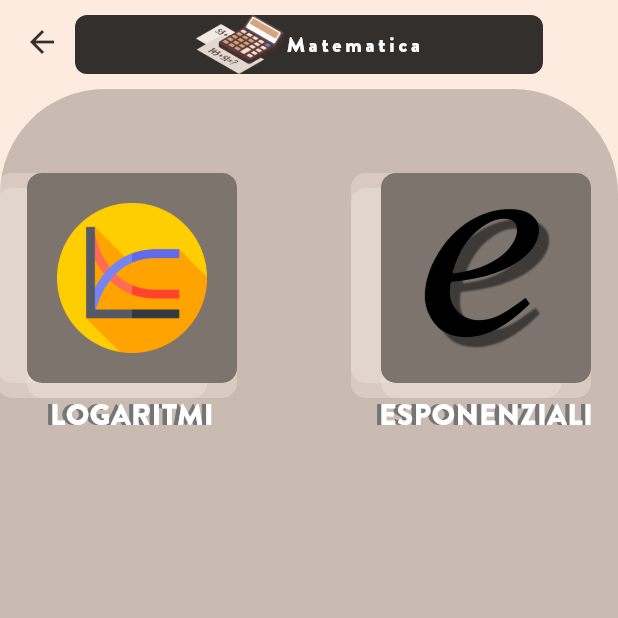
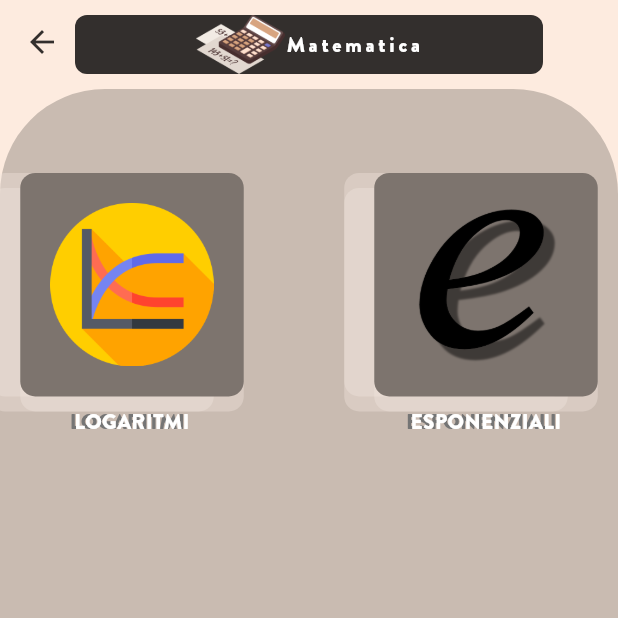
Before and after one commit to OmniShadow/formulario, a Flutter app: the screen it shows after launch, after a tap on "MATEMATICA", on a phone screen of 412 x 824 dp, the top half of it. Run offline on Flutter 3.47's test engine with Material 2 defaults, Android fonts, the phone set to English and light mode, and no system bars; drawn by our look-alikes of auto_size_text; our stand-ins replace webview_flutter; missing offline and left inert: flutter_math_fork.

Commit message:
aggiustato l'overflow del titolo della pagina di una materia

```diff
--- a/lib/Assets.dart
+++ b/lib/Assets.dart
@@ -14,7 +14,7 @@ class Assets {
   static const int maxRecenti = 5;
   static bool areLoaded = false;
   static Assets _assets;
-  static List<String> materieNomi = [
+  List<String> materieNomi = [
     'Matematica',
     'Fisica',
     'Geometria',
@@ -75,9 +75,20 @@ class Assets {
     return directory.path;
   }
 
+  //preso da stackoverflow da utilizzare più avanti per aggiungere facilmente altri .json
+  Future _leggiNomi() async {
+    final manifestContent = await rootBundle.loadString('AssetManifest.json');
+    final Map<String, dynamic> manifestMap = json.decode(manifestContent);
+    final paths = manifestMap.keys
+        .where((String key) => key.contains('materieData/'))
+        .where((String key) => key.contains('.json'))
+        .toList();
+    print(paths);
+  }
+
   Future<File> _getLocalFile(String nome) async {
     final path = await _localPath;
-    File file = File('$path/preferiti');
+    File file = File('$path/$nome');
     bool exists = await file.exists();
     if (!exists) await file.create();
     return file;
--- a/lib/MateriaData.dart
+++ b/lib/MateriaData.dart
@@ -1,4 +1,3 @@
-import 'package:auto_size_text/auto_size_text.dart';
 import 'package:flutter/material.dart';
 import 'package:formulario/assets.dart';
 import 'package:formulario/constantsUtil.dart';
@@ -129,12 +128,12 @@ class MateriaData {
                           fit: FlexFit.loose,
                           child: Text(
                             materiaTitle,
-                            maxLines: 1,
                             style: TextStyle(
-                                fontFamily: 'Brandon-Grotesque-black',
-                                color: Colors.white,
-                                letterSpacing: 2.5,
-                                fontStyle: FontStyle.normal),
+                              fontFamily: 'Brandon-Grotesque-black',
+                              color: Colors.white,
+                              letterSpacing: 2.5,
+                              fontStyle: FontStyle.normal,
+                            ),
                           ),
                         ),
                       ],
--- a/lib/MateriaWidget.dart
+++ b/lib/MateriaWidget.dart
@@ -26,8 +26,20 @@ class MateriaWidgetState extends State<MateriaWidget> {
         child: Ink(
           child: Column(
             children: [
-              Expanded(
-                flex: 1,
+              materiaBoxWidget,
+              materiaTitleWidget,
+            ],
+          ),
+        ),
+        onTap: () {
+          if (!(materiaData.formule.isEmpty && materiaData.subMaterie.isEmpty))
+            Navigator.push(context, materiaData.getMateriaPage());
+        },
+      ),
+    );
+  }
+
+  Widget get materiaBoxWidget => Expanded(
         child: AspectRatio(
           aspectRatio: 1,
           child: Container(
@@ -60,20 +72,16 @@ class MateriaWidgetState extends State<MateriaWidget> {
             ),
           ),
         ),
-              ),
-              Padding(
+      );
+  Widget get materiaTitleWidget => Padding(
         padding: EdgeInsets.only(top: 7),
         child: Container(
           alignment: Alignment.center,
           child: AutoSizeText(
             materiaData.materiaTitle.toUpperCase(),
             wrapWords: false,
-                    minFontSize: 5,
-                    maxFontSize: 100,
-                    maxLines: 2,
             textAlign: TextAlign.center,
             style: TextStyle(
-                      fontSize: 20,
               fontFamily: 'Brandon-Grotesque-black',
               letterSpacing: 0.2,
               shadows: [
@@ -86,15 +94,5 @@ class MateriaWidgetState extends State<MateriaWidget> {
             ),
           ),
         ),
-              ),
-            ],
-          ),
-        ),
-        onTap: () {
-          if (!(materiaData.formule.isEmpty && materiaData.subMaterie.isEmpty))
-            Navigator.push(context, materiaData.getMateriaPage());
-        },
-      ),
       );
 }
-}
--- a/lib/materieSearchDelegate.dart
+++ b/lib/materieSearchDelegate.dart
@@ -49,8 +49,7 @@ class MaterieSearch extends SearchDelegate<MateriaData> {
 
   @override
   Widget buildResults(BuildContext context) {
-    // TODO: implement buildResults
-    throw UnimplementedError();
+    return buildSuggestions(context);
   }
 
   @override
--- a/lib/myDrawerWidget.dart
+++ b/lib/myDrawerWidget.dart
@@ -87,7 +87,7 @@ class _PreferitiWidgetState extends State<PreferitiWidget> {
                 'Non hai formule tra i preferiti',
                 style: TextStyle(color: Colors.grey),
               ),
-            )
+            ),
           ]
         : Assets.instance.formulePreferite
             .map(
@@ -184,7 +184,6 @@ class _PreferitiWidgetState extends State<PreferitiWidget> {
 class RecentiWidget extends StatefulWidget {
   @override
   State<StatefulWidget> createState() {
-    // TODO: implement createState
     return _RecentiWidgetState();
   }
 }
@@ -192,9 +191,8 @@ class RecentiWidget extends StatefulWidget {
 class _RecentiWidgetState extends State<RecentiWidget> {
   @override
   Widget build(BuildContext context) {
-    return Column(
-      children: [
-        ExpansionTile(
+    List<Widget> recenti = recentiWidget(context);
+    return ExpansionTile(
       childrenPadding: EdgeInsets.only(left: 20),
       initiallyExpanded: false,
       leading: Icon(
@@ -207,19 +205,25 @@ class _RecentiWidgetState extends State<RecentiWidget> {
           color: Colors.grey,
         ),
       ),
-          children: recentiWidget(context),
-        ),
-        ListTile(
+      trailing: InkWell(
         onTap: () => setState(() {
           Assets.instance.clearRecenti();
         }),
+        child: Icon(
+          Icons.delete_rounded,
+          color: Colors.grey,
+        ),
+      ),
+      children: recenti.isEmpty
+          ? [
+              ListTile(
                 title: Text(
-            'Rimuovi recenti',
+                  'Non ci sono dati recenti',
                   style: TextStyle(color: Colors.grey),
                 ),
-          trailing: Icon(Icons.delete),
-        )
-      ],
+              ),
+            ]
+          : recenti,
     );
   }
 
```
Lines whose indentation alone changed are shown as unchanged.
